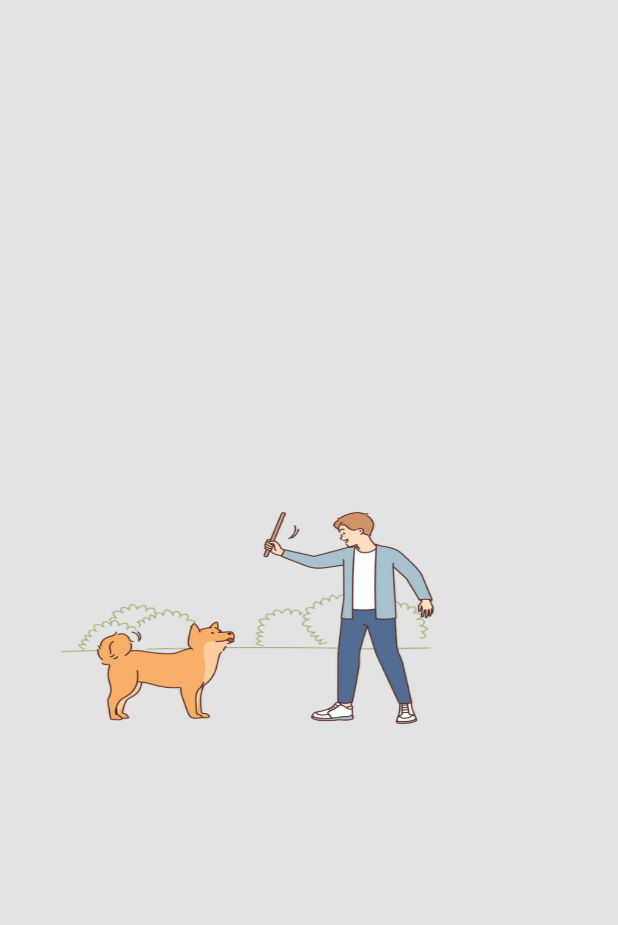
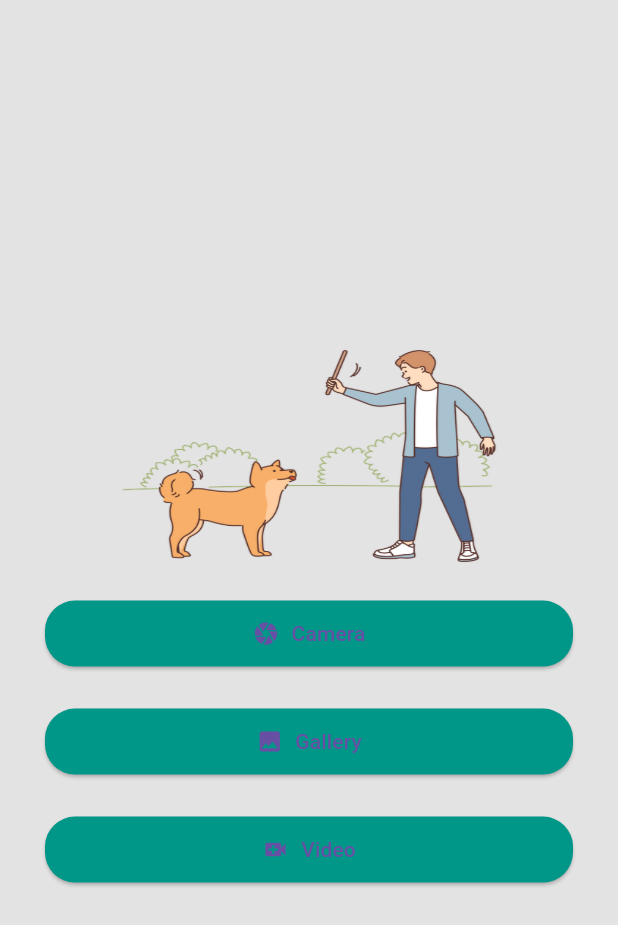
Before and after one commit to swilam202/PetPow, a Flutter app: the screen it shows after launch, on a phone screen of 412 x 824 dp. Shown: the top 925 px of the screen. Run offline on Flutter 3.47's test engine with Material 3 defaults, Android fonts, the phone set to English and light mode, and no system bars; our stand-ins replace camera, image_picker; missing offline and left inert: tflite_v2.

Commit message:
home page ui

```diff
--- a/lib/main.dart
+++ b/lib/main.dart
@@ -94,12 +94,3 @@ class _HomePageState extends State<HomePage> {
     );
   }
 }
-
-class CustomButton extends StatelessWidget {
-  const CustomButton({super.key});
-
-  @override
-  Widget build(BuildContext context) {
-    return const Placeholder();
-  }
-}
--- a/lib/pages/home page.dart
+++ b/lib/pages/home page.dart
@@ -1,4 +1,9 @@
 import 'package:flutter/material.dart';
+
+import '../utils/types.dart';
+import '../widgets/custom button.dart';
+
+
 
 
 class HoemPage2 extends StatefulWidget {
@@ -21,6 +26,10 @@ class _HoemPage2State extends State<HoemPage2> {
             child: AspectRatio(
               aspectRatio: 2,
               child: Image.asset('assets/image.png',fit: BoxFit.fill,),),),
+              const CustomButton(type: Types.camera),
+              const CustomButton(type: Types.gallery),
+              const CustomButton(type: Types.video),
+
         ],
       ),
     );
--- /dev/null
+++ b/lib/utils/types.dart
@@ -0,0 +1,5 @@
+enum Types {
+  camera,
+  gallery,
+  video,
+}
--- /dev/null
+++ b/lib/widgets/custom button.dart
@@ -0,0 +1,49 @@
+import 'package:flutter/material.dart';
+
+import '../utils/types.dart';
+
+class CustomButton extends StatelessWidget {
+  const CustomButton({
+    super.key,
+    required this.type,
+  });
+  final Types type;
+  @override
+  Widget build(BuildContext context) {
+    return Row(
+      children: [
+        Expanded(
+          child: Padding(
+            padding: const EdgeInsets.symmetric(horizontal: 30, vertical: 12),
+            child: ElevatedButton.icon(
+              onPressed: () {},
+              label: Text(type == Types.camera
+                  ? 'Camera'
+                  : type == Types.gallery
+                      ? 'Gallery'
+                      : 'Video'),
+              icon: Icon(
+                type == Types.camera
+                    ? Icons.camera
+                    : type == Types.gallery
+                        ? Icons.image
+                        : Icons.video_call,
+              ),
+              style: ButtonStyle(
+                backgroundColor: MaterialStateProperty.all(Colors.teal),
+                padding: MaterialStateProperty.all(
+                  const EdgeInsets.symmetric(vertical: 12),
+                ),
+                shape: MaterialStateProperty.all(
+                  RoundedRectangleBorder(
+                    borderRadius: BorderRadius.circular(20),
+                  ),
+                ),
+              ),
+            ),
+          ),
+        ),
+      ],
+    );
+  }
+}
```
